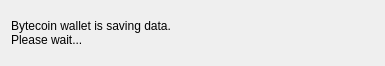
This is src/Gui/Common/ExitWidget.ui in iridiumdev/Iridium-IRD-wallet as Qt 5 draws it before an edit. The edited form follows.
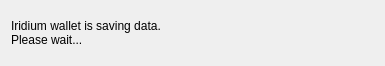
This is the edited form.

```diff
--- a/src/Gui/Common/ExitWidget.ui
+++ b/src/Gui/Common/ExitWidget.ui
@@ -17,7 +17,7 @@
    <item>
     <widget class="QLabel" name="label">
      <property name="text">
-      <string>Bytecoin wallet is saving data.
+      <string>Iridium wallet is saving data.
 Please wait...</string>
      </property>
     </widget>
```
